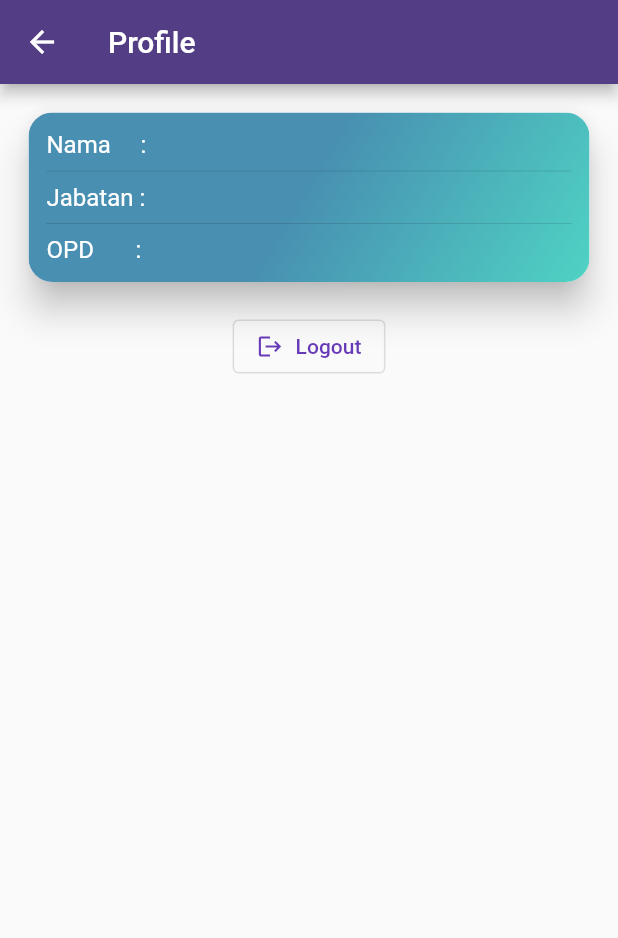
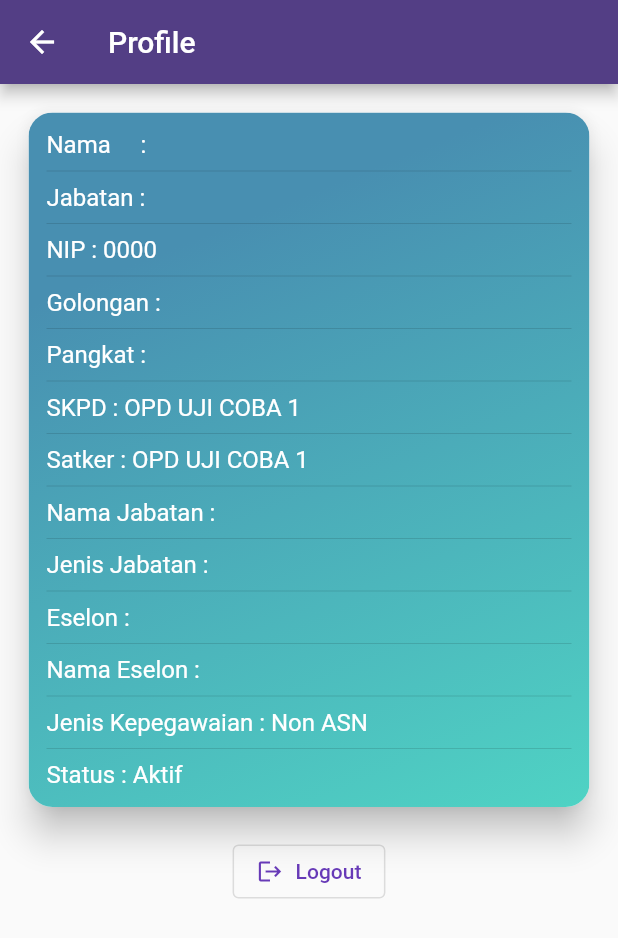
Before and after one commit to SandyAsmoro/e_surat, a Flutter app: the Profile screen opened directly, on a phone screen of 412 x 824 dp. Shown: the top 938 px of the screen. Run offline on Flutter 3.47's test engine with Material 2 defaults, Android fonts, the phone set to English and light mode, and no system bars; our stand-ins replace animated_splash_screen, convex_bottom_bar, firebase_analytics, firebase_core, firebase_messaging, flutter_local_notifications and 3 more; missing offline and left inert: syncfusion_flutter_pdfviewer; accounts and stored records are empty.

Commit message:
ubah user

```diff
--- a/lib/dashboard.dart
+++ b/lib/dashboard.dart
@@ -5,8 +5,6 @@ import 'package:e_surat/home.dart';
 import 'package:e_surat/inbox.dart';
 import 'package:e_surat/outbox.dart';
 import 'package:e_surat/profile.dart';
-// import 'package:shared_preferences/shared_preferences.dart';
-
 import 'forgroundLocalNotification.dart';
 
 const color1 = Color(0xFF533E85);
--- a/lib/loginPage.dart
+++ b/lib/loginPage.dart
@@ -5,7 +5,6 @@ import 'package:firebase_messaging/firebase_messaging.dart';
 import 'package:flutter/material.dart';
 import 'package:http/http.dart' as http;
 import 'package:shared_preferences/shared_preferences.dart';
-
 
 class LoginPage extends StatefulWidget {
   @override
@@ -243,19 +242,19 @@ class _LoginPageState extends State<LoginPage> {
     if (passwordController.text.isNotEmpty &&
         usernameController.text.isNotEmpty) {
       var response = await http.post(
-          Uri.parse(
-              "https://sigap.kedirikota.go.id/apiesuratpkl/public/api/login"),
+          Uri.parse("https://simponik.kedirikota.go.id/api/login"),
           body: ({
             "usernm": usernameController.text,
             "passwd": passwordController.text
           }));
-      if (response.statusCode == 201) {
+      if (response.statusCode == 200) {
         final body = jsonDecode(response.body);
         var request = await http.put(
-            Uri.parse(
-                "https://sigap.kedirikota.go.id/apiesuratpkl/public/em_user/${body['id']}"),
+            Uri.parse("https://simponik.kedirikota.go.id/api/login"),
+            // "https://sigap.kedirikota.go.id/apiesuratpkl/public/em_user/${body['id']}"),
             body: ({
               "token": FBToken,
+              "id": body['id'],
             }));
         if (request.statusCode == 200) {
           ScaffoldMessenger.of(context).showSnackBar(SnackBar(
@@ -269,9 +268,19 @@ class _LoginPageState extends State<LoginPage> {
 
           SharedPreferences pref = await SharedPreferences.getInstance();
           await pref.setString("token", body['token']);
-          await pref.setString("jabatan", body['role']);
-          await pref.setString("nama", body['nama']);
-          await pref.setString("opd", body['opd']);
+          await pref.setString("jabatan", body['jabatan']);
+          await pref.setString("nama", body['name']);
+          await pref.setString("nip", body['nip']);
+          await pref.setString("golongan", body['golongan']);
+          await pref.setString("pangkat", body['pangkat']);
+          await pref.setString("skpd", body['skpd']);
+          await pref.setString("satker", body['satker']);
+          await pref.setString("nama_jabatan", body['nama_jabatan']);
+          await pref.setString("jenis_jabatan", body['jenis_jabatan']);
+          await pref.setString("eselon", body['eselon']);
+          await pref.setString("nama_eselon", body['nama_eselon']);
+          await pref.setString("jenis_kepegawaian", body['jenis_kepegawaian']);
+          await pref.setString("status", body['status']);
 
           pageRoute();
         } else {
--- a/lib/main.dart
+++ b/lib/main.dart
@@ -1,5 +1,3 @@
-import 'dart:convert';
-
 import 'package:animated_splash_screen/animated_splash_screen.dart';
 import 'package:e_surat/firebase_options.dart';
 import 'package:e_surat/loginPage.dart';
--- a/lib/profile.dart
+++ b/lib/profile.dart
@@ -18,6 +18,17 @@ class _ProfileState extends State<Profile> {
   String token = "";
   String jabatan = "";
   String nama = "";
+  String nip = "0000";
+  String golongan = "";
+  String pangkat = "";
+  String skpd = "OPD UJI COBA 1";
+  String satker = "OPD UJI COBA 1";
+  String nama_jabatan = "";
+  String jenis_jabatan = "";
+  String eselon = "";
+  String nama_eselon = "";
+  String jenis_kepegawaian = "Non ASN";
+  String  status = "Aktif";
   String opd = "";
 
   @override
@@ -74,7 +85,57 @@ class _ProfileState extends State<Profile> {
                     ),
                     Divider(),
                     Text(
-                              "OPD       : ${opd}",
+                      "NIP : ${nip}",
+                      style: TextStyle(color: Colors.white, fontSize: 16),
+                    ),
+                    Divider(),
+                    Text(
+                      "Golongan : ${golongan}",
+                      style: TextStyle(color: Colors.white, fontSize: 16),
+                    ),
+                    Divider(),
+                    Text(
+                      "Pangkat : ${pangkat}",
+                      style: TextStyle(color: Colors.white, fontSize: 16),
+                    ),
+                    Divider(),
+                    Text(
+                      "SKPD : ${skpd}",
+                      style: TextStyle(color: Colors.white, fontSize: 16),
+                    ),
+                    Divider(),
+                    Text(
+                      "Satker : ${satker}",
+                      style: TextStyle(color: Colors.white, fontSize: 16),
+                    ),
+                    Divider(),
+                    Text(
+                      "Nama Jabatan : ${nama_jabatan}",
+                      style: TextStyle(color: Colors.white, fontSize: 16),
+                    ),
+                    Divider(),
+                    Text(
+                      "Jenis Jabatan : ${jenis_jabatan}",
+                      style: TextStyle(color: Colors.white, fontSize: 16),
+                    ),
+                    Divider(),
+                    Text(
+                      "Eselon : ${eselon}",
+                      style: TextStyle(color: Colors.white, fontSize: 16),
+                    ),
+                    Divider(),
+                    Text(
+                      "Nama Eselon : ${nama_eselon}",
+                      style: TextStyle(color: Colors.white, fontSize: 16),
+                    ),
+                    Divider(),
+                    Text(
+                      "Jenis Kepegawaian : ${jenis_kepegawaian}",
+                      style: TextStyle(color: Colors.white, fontSize: 16),
+                    ),
+                    Divider(),
+                    Text(
+                      "Status : ${status}",
                       style: TextStyle(color: Colors.white, fontSize: 16),
                     ),
                   ],
```
Lines whose indentation alone changed are shown as unchanged.
